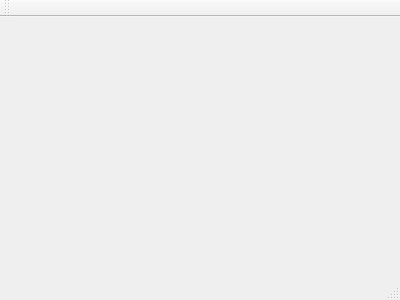
Qt form mainwindow.ui (DaviesX/A1C-Analyzer) before a commit.
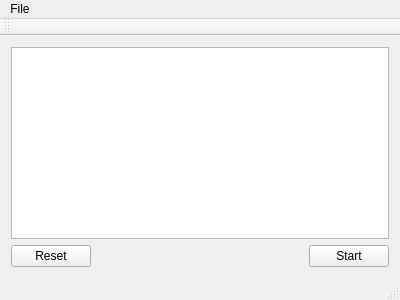
The same form after that commit.

What changed in the file:
```diff
--- a/mainwindow.ui
+++ b/mainwindow.ui
@@ -12,13 +12,79 @@
   <property name="windowTitle" >
    <string>MainWindow</string>
   </property>
-  <widget class="QMenuBar" name="menuBar" />
-  <widget class="QToolBar" name="mainToolBar" />
-  <widget class="QWidget" name="centralWidget" />
-  <widget class="QStatusBar" name="statusBar" />
+  <widget class="QWidget" name="centralWidget">
+   <layout class="QGridLayout" name="gridLayout">
+    <item row="0" column="0" colspan="3">
+     <widget class="QTextEdit" name="textEdit"/>
+    </item>
+    <item row="1" column="2">
+     <widget class="QPushButton" name="start">
+      <property name="text">
+       <string>Start</string>
+      </property>
+     </widget>
+    </item>
+    <item row="1" column="1">
+     <spacer name="horizontalSpacer">
+      <property name="orientation">
+       <enum>Qt::Horizontal</enum>
+      </property>
+      <property name="sizeHint" stdset="0">
+       <size>
+        <width>40</width>
+        <height>20</height>
+       </size>
+      </property>
+     </spacer>
+    </item>
+    <item row="1" column="0">
+     <widget class="QPushButton" name="reset">
+      <property name="text">
+       <string>Reset</string>
+      </property>
+     </widget>
+    </item>
+   </layout>
+  </widget>
+  <widget class="QMenuBar" name="menuBar">
+   <property name="geometry">
+    <rect>
+     <x>0</x>
+     <y>0</y>
+     <width>400</width>
+     <height>22</height>
+    </rect>
+   </property>
+   <widget class="QMenu" name="menuFile">
+    <property name="title">
+     <string>File</string>
+    </property>
+    <addaction name="lab"/>
+    <addaction name="order"/>
+   </widget>
+   <addaction name="menuFile"/>
+  </widget>
+  <widget class="QToolBar" name="mainToolBar">
+   <attribute name="toolBarArea">
+    <enum>TopToolBarArea</enum>
+   </attribute>
+   <attribute name="toolBarBreak">
+    <bool>false</bool>
+   </attribute>
+  </widget>
+  <widget class="QStatusBar" name="statusBar"/>
+  <action name="lab">
+   <property name="text">
+    <string>Load lab data</string>
+   </property>
+  </action>
+  <action name="order">
+   <property name="text">
+    <string>Load order data</string>
+   </property>
+  </action>
  </widget>
- <layoutDefault spacing="6" margin="11" />
- <pixmapfunction></pixmapfunction>
+ <layoutdefault spacing="6" margin="11"/>
  <resources/>
  <connections/>
 </ui>
```
Left out of the diff: 7 changed lines with no effect on the pictures.
